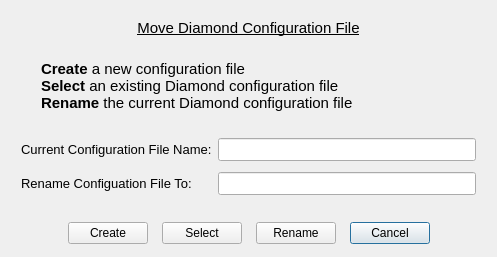
Before: the Qt Designer form forms/dialog_config.ui in copperspice/diamond, drawn with Qt 5.
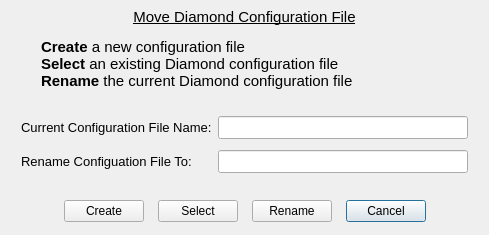
After: the same form once the commit is applied.

What changed in the file:
```diff
--- a/forms/dialog_config.ui
+++ b/forms/dialog_config.ui
@@ -9,8 +9,8 @@
    <rect>
     <x>0</x>
     <y>0</y>
-    <width>497</width>
-    <height>257</height>
+    <width>461</width>
+    <height>235</height>
    </rect>
   </property>
   <property name="windowTitle">
@@ -193,7 +193,7 @@
        <property name="minimumSize">
         <size>
          <width>0</width>
-         <height>20</height>
+         <height>0</height>
         </size>
        </property>
        <property name="font">
@@ -211,7 +211,7 @@
        <property name="minimumSize">
         <size>
          <width>250</width>
-         <height>20</height>
+         <height>0</height>
         </size>
        </property>
        <property name="font">
```
